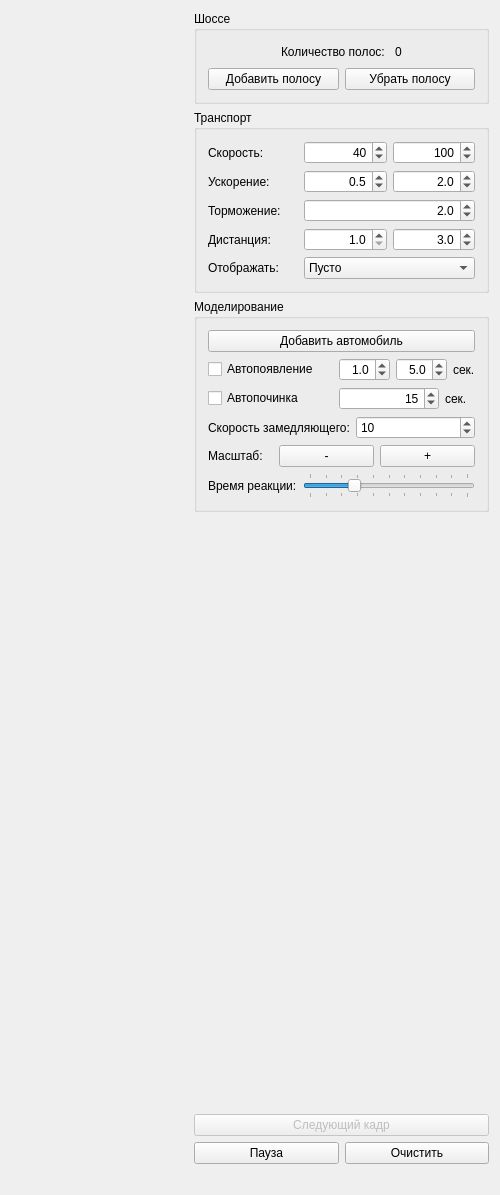
First picture: the form in highway/manipulator.ui, repository mihanlg/highway, before the edit.
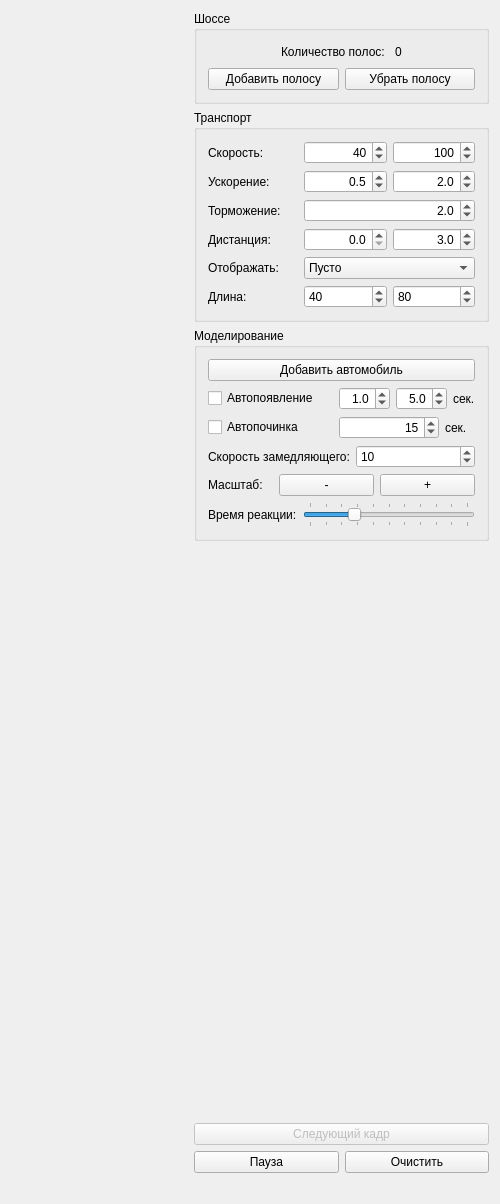
Second picture: the form after the edit.

```diff
--- a/highway/manipulator.ui
+++ b/highway/manipulator.ui
@@ -10,7 +10,7 @@
     <x>0</x>
     <y>0</y>
     <width>500</width>
-    <height>1195</height>
+    <height>1204</height>
    </rect>
   </property>
   <property name="sizePolicy">
@@ -354,7 +354,7 @@
               <number>1</number>
              </property>
              <property name="minimum">
-              <double>1.000000000000000</double>
+              <double>0.000000000000000</double>
              </property>
              <property name="maximum">
               <double>3.000000000000000</double>
@@ -434,6 +434,66 @@
                <string>Состояние</string>
               </property>
              </item>
+             <item>
+              <property name="text">
+               <string>Позиция</string>
+              </property>
+             </item>
+            </widget>
+           </item>
+          </layout>
+         </item>
+         <item>
+          <layout class="QHBoxLayout" name="horizontalLayout_4">
+           <item>
+            <widget class="QLabel" name="carLengthLabel">
+             <property name="minimumSize">
+              <size>
+               <width>90</width>
+               <height>0</height>
+              </size>
+             </property>
+             <property name="maximumSize">
+              <size>
+               <width>90</width>
+               <height>16777215</height>
+              </size>
+             </property>
+             <property name="text">
+              <string>Длина:</string>
+             </property>
+            </widget>
+           </item>
+           <item>
+            <widget class="QSpinBox" name="spinMinCarLengthBox">
+             <property name="minimum">
+              <number>30</number>
+             </property>
+             <property name="maximum">
+              <number>120</number>
+             </property>
+             <property name="singleStep">
+              <number>5</number>
+             </property>
+             <property name="value">
+              <number>40</number>
+             </property>
+            </widget>
+           </item>
+           <item>
+            <widget class="QSpinBox" name="spinMaxCarLengthBox">
+             <property name="minimum">
+              <number>30</number>
+             </property>
+             <property name="maximum">
+              <number>120</number>
+             </property>
+             <property name="singleStep">
+              <number>5</number>
+             </property>
+             <property name="value">
+              <number>80</number>
+             </property>
             </widget>
            </item>
           </layout>
```
Left out of the diff: 2 changed lines with no effect on the pictures.
